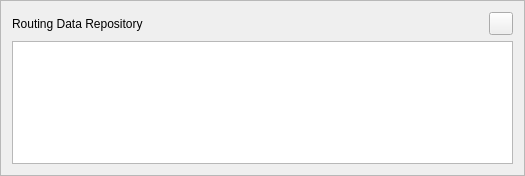
kadas-albireo/kadas-albireo2, file kadasrouting/gui/datacataloguebottombar.ui: the form before one commit.
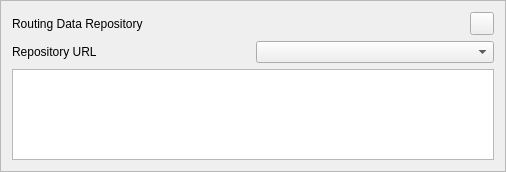
The form after the commit. Icons and pictures are not drawn.

Commit message: Add combobox for repository URL.

Diff of the .ui file:
```diff
--- a/kadasrouting/gui/datacataloguebottombar.ui
+++ b/kadasrouting/gui/datacataloguebottombar.ui
@@ -6,8 +6,8 @@
    <rect>
     <x>0</x>
     <y>0</y>
-    <width>525</width>
-    <height>176</height>
+    <width>506</width>
+    <height>172</height>
    </rect>
   </property>
   <property name="windowTitle">
@@ -20,6 +20,37 @@
    <enum>QFrame::Raised</enum>
   </property>
   <layout class="QGridLayout" name="gridLayout">
+   <item row="0" column="0">
+    <widget class="QLabel" name="label">
+     <property name="sizePolicy">
+      <sizepolicy hsizetype="Expanding" vsizetype="Preferred">
+       <horstretch>0</horstretch>
+       <verstretch>0</verstretch>
+      </sizepolicy>
+     </property>
+     <property name="text">
+      <string>Routing Data Repository</string>
+     </property>
+    </widget>
+   </item>
+   <item row="1" column="0" colspan="2">
+    <layout class="QHBoxLayout" name="horizontalLayout">
+     <item>
+      <widget class="QLabel" name="repoUrllabel">
+       <property name="text">
+        <string>Repository URL</string>
+       </property>
+      </widget>
+     </item>
+     <item>
+      <widget class="QComboBox" name="repoUrlComboBox">
+       <property name="editable">
+        <bool>false</bool>
+       </property>
+      </widget>
+     </item>
+    </layout>
+   </item>
    <item row="0" column="1">
     <widget class="QToolButton" name="btnClose">
      <property name="sizePolicy">
@@ -28,6 +59,9 @@
        <verstretch>0</verstretch>
       </sizepolicy>
      </property>
+     <property name="layoutDirection">
+      <enum>Qt::LeftToRight</enum>
+     </property>
      <property name="text">
       <string/>
      </property>
@@ -37,14 +71,7 @@
      </property>
     </widget>
    </item>
-   <item row="0" column="0">
-    <widget class="QLabel" name="label">
-     <property name="text">
-      <string>Routing Data Repository</string>
-     </property>
-    </widget>
-   </item>
-   <item row="1" column="0" colspan="2">
+   <item row="2" column="0" colspan="2">
     <widget class="QListWidget" name="listWidget"/>
    </item>
   </layout>
```
